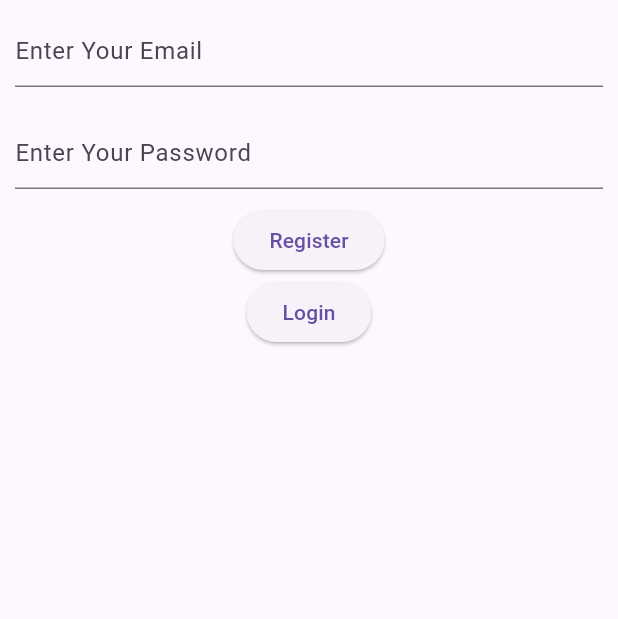
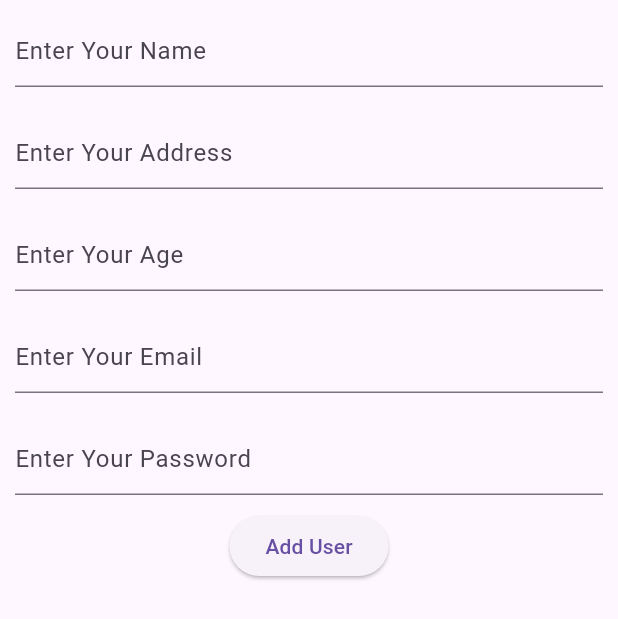
Before and after one commit to aliasad123456/FireBase_Authentication, a Flutter app: the screen it shows after launch, on a phone screen of 412 x 824 dp. Shown: the top 619 px of the screen. Run offline on Flutter 3.47's test engine with Material 3 defaults, Android fonts, the phone set to English and light mode, and no system bars; our stand-ins replace cloud_firestore, firebase_auth, firebase_core, shared_preferences; accounts and stored records are empty.

Commit message:
Authentication firebase work for User CRUD

```diff
--- /dev/null
+++ b/lib/UserCrud/user_add.dart
@@ -0,0 +1,99 @@
+import 'package:cloud_firestore/cloud_firestore.dart';
+import 'package:flutter/material.dart';
+import 'package:uuid/uuid.dart';
+
+class CreateUser extends StatefulWidget {
+  const CreateUser({super.key});
+
+  @override
+  State<CreateUser> createState() => _CreateUserState();
+}
+
+class _CreateUserState extends State<CreateUser> {
+  TextEditingController userEmail = TextEditingController();
+  TextEditingController userPassword = TextEditingController();
+  TextEditingController userName = TextEditingController();
+  TextEditingController userAddress = TextEditingController();
+  TextEditingController userAge = TextEditingController();
+
+  // void addUser()async{
+  //   Map<String, dynamic> uAdd = {
+  //     "User-Name" : userName.text,
+  //     "User-Address": userAddress.text,
+  //     "User-Age": userAge.text,
+  //     "User-Email": userEmail.text,
+  //     "User-Password": userPassword.text
+  //   };
+  //   await FirebaseFirestore.instance.collection("userData").add(uAdd);
+  // }
+
+  void addUser() async {
+    String userID = const Uuid().v1();
+
+    Map<String, dynamic> uAdd = {
+      "User-ID": userID,
+      "User-Name": userName.text,
+      "User-Address": userAddress.text,
+      "User-Age": userAge.text,
+      "User-Email": userEmail.text,
+      "User-Password": userPassword.text
+    };
+    await FirebaseFirestore.instance
+        .collection("userData")
+        .doc(userID)
+        .set(uAdd);
+  }
+
+  @override
+  Widget build(BuildContext context) {
+    return Scaffold(
+      body: Column(
+        crossAxisAlignment: CrossAxisAlignment.start,
+        children: [
+          Container(
+            margin: const EdgeInsets.symmetric(horizontal: 10, vertical: 10),
+            child: TextFormField(
+              decoration: const InputDecoration(hintText: "Enter Your Name"),
+              controller: userName,
+            ),
+          ),
+          Container(
+            margin: const EdgeInsets.symmetric(horizontal: 10, vertical: 10),
+            child: TextFormField(
+              decoration: const InputDecoration(hintText: "Enter Your Address"),
+              controller: userAddress,
+            ),
+          ),
+          Container(
+            margin: const EdgeInsets.symmetric(horizontal: 10, vertical: 10),
+            child: TextFormField(
+              decoration: const InputDecoration(hintText: "Enter Your Age"),
+              controller: userAge,
+            ),
+          ),
+          Container(
+            margin: const EdgeInsets.symmetric(horizontal: 10, vertical: 10),
+            child: TextFormField(
+              decoration: const InputDecoration(hintText: "Enter Your Email"),
+              controller: userEmail,
+            ),
+          ),
+          Container(
+            margin: const EdgeInsets.symmetric(horizontal: 10, vertical: 10),
+            child: TextFormField(
+              decoration:
+                  const InputDecoration(hintText: "Enter Your Password"),
+              controller: userPassword,
+            ),
+          ),
+          Center(
+              child: ElevatedButton(
+                  onPressed: () {
+                    addUser();
+                  },
+                  child: const Text("Add User")))
+        ],
+      ),
+    );
+  }
+}
--- a/lib/main.dart
+++ b/lib/main.dart
@@ -1,13 +1,12 @@
 import 'dart:async';
-
 import 'package:ffastpro/dashboard_screen.dart';
 import 'package:ffastpro/firebase_options.dart';
-import 'package:ffastpro/login_screen.dart';
 import 'package:ffastpro/register_screen.dart';
-import 'package:firebase_auth/firebase_auth.dart';
 import 'package:firebase_core/firebase_core.dart';
 import 'package:flutter/material.dart';
 import 'package:shared_preferences/shared_preferences.dart';
+
+import 'UserCrud/user_add.dart';
 
 void main() async{
   WidgetsFlutterBinding.ensureInitialized();
@@ -24,7 +23,7 @@ class MyApp extends StatelessWidget {
   Widget build(BuildContext context) {
     return const MaterialApp(
       debugShowCheckedModeBanner: false,
-      home: SplashScreen(),
+      home: CreateUser(),
     );
   }
 }
--- a/pubspec.yaml
+++ b/pubspec.yaml
@@ -38,6 +38,8 @@ dependencies:
   firebase_core: ^2.24.2
   firebase_auth: ^4.16.0
   shared_preferences: ^2.2.2
+  cloud_firestore: ^4.14.0
+  uuid: ^4.2.2
 
 dev_dependencies:
   flutter_test:
```
Also changed, not shown: pubspec.lock, 3 other files.
